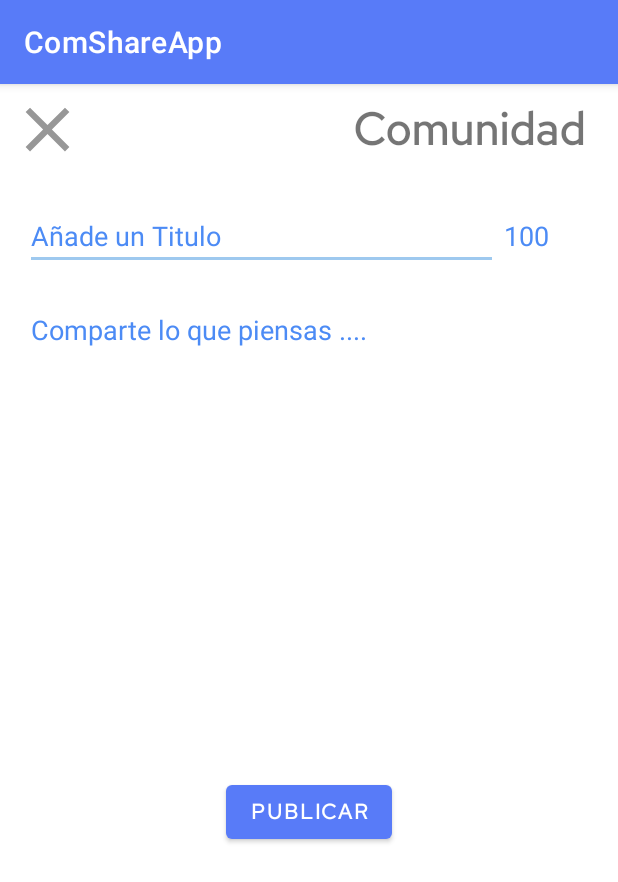
After one commit to andresngm2010/ComShareApp, an Android app: the PantallaPublicar screen opened directly, with no data from a screen before it, on a phone screen of 412 x 824 dp. The commit adds this screen. Shown: the top 882 px of the screen. Run offline under Robolectric (Android 15) with nearby library versions, the phone set to English and light mode, and no system bars.

Commit message:
Pantalla para publicar.

```diff
--- a/app/src/main/AndroidManifest.xml
+++ b/app/src/main/AndroidManifest.xml
@@ -1,7 +1,7 @@
 <?xml version="1.0" encoding="utf-8"?>
 <manifest xmlns:android="http://schemas.android.com/apk/res/android"
     xmlns:tools="http://schemas.android.com/tools"
-    package="com.epngrupo1moviles.comshareapp" >
+    package="com.epngrupo1moviles.comshareapp">
 
     <application
         android:allowBackup="true"
@@ -12,8 +12,10 @@
         android:roundIcon="@mipmap/ic_launcher_round"
         android:supportsRtl="true"
         android:theme="@style/Theme.ComShareApp"
-        tools:targetApi="31" >
-
+        tools:targetApi="31">
+        <activity
+            android:name=".PantallaPublicar"
+            android:exported="false" />
         <activity
             android:name=".Registrar"
             android:exported="false" />
@@ -25,7 +27,7 @@
             android:exported="false" />
         <activity
             android:name=".MainActivity"
-            android:exported="true" >
+            android:exported="true">
             <intent-filter>
                 <action android:name="android.intent.action.MAIN" />
 
--- a/app/src/main/java/com/epngrupo1moviles/comshareapp/EjemploComunidad.kt
+++ b/app/src/main/java/com/epngrupo1moviles/comshareapp/EjemploComunidad.kt
@@ -5,6 +5,7 @@ import androidx.appcompat.app.AppCompatActivity
 import android.os.Bundle
 import android.widget.Button
 import android.widget.ImageButton
+import com.google.android.material.floatingactionbutton.FloatingActionButton
 
 class EjemploComunidad : AppCompatActivity() {
     override fun onCreate(savedInstanceState: Bundle?) {
@@ -15,5 +16,11 @@ class EjemploComunidad : AppCompatActivity() {
         buttonBack.setOnClickListener {
             finish()
         }
+
+        val buttonPublicar = findViewById<FloatingActionButton>(R.id.fabBtnNuevaPubli)
+        buttonPublicar.setOnClickListener {
+            val prIntent : Intent = Intent(this,PantallaPublicar::class.java)
+            startActivity(prIntent)
+        }
     }
 }
--- /dev/null
+++ b/app/src/main/java/com/epngrupo1moviles/comshareapp/PantallaPublicar.kt
@@ -0,0 +1,24 @@
+package com.epngrupo1moviles.comshareapp
+
+import android.content.Intent
+import androidx.appcompat.app.AppCompatActivity
+import android.os.Bundle
+import android.widget.Button
+import android.widget.ImageButton
+
+class PantallaPublicar : AppCompatActivity() {
+    override fun onCreate(savedInstanceState: Bundle?) {
+        super.onCreate(savedInstanceState)
+        setContentView(R.layout.activity_pantalla_publicar)
+
+        val buttonClose = findViewById<ImageButton>(R.id.imageButtonCerrar)
+        buttonClose.setOnClickListener {
+            finish()
+        }
+
+        val buttonPublicar = findViewById<Button>(R.id.btnPublicar)
+        buttonPublicar.setOnClickListener {
+            finish()
+        }
+    }
+}
--- /dev/null
+++ b/app/src/main/res/drawable/ic_baseline_close_24.xml
@@ -0,0 +1,5 @@
+<vector android:height="50dp" android:tint="#979797"
+    android:viewportHeight="24" android:viewportWidth="24"
+    android:width="50dp" xmlns:android="http://schemas.android.com/apk/res/android">
+    <path android:fillColor="@android:color/white" android:pathData="M19,6.41L17.59,5 12,10.59 6.41,5 5,6.41 10.59,12 5,17.59 6.41,19 12,13.41 17.59,19 19,17.59 13.41,12z"/>
+</vector>
--- a/app/src/main/res/layout/activity_ejemplo_comunidad.xml
+++ b/app/src/main/res/layout/activity_ejemplo_comunidad.xml
@@ -8,7 +8,7 @@
     tools:context=".EjemploComunidad">
 
     <com.google.android.material.floatingactionbutton.FloatingActionButton
-        android:id="@+id/floatingActionButton2"
+        android:id="@+id/fabBtnNuevaPubli"
         android:layout_width="wrap_content"
         android:layout_height="wrap_content"
         android:layout_marginEnd="30dp"
--- /dev/null
+++ b/app/src/main/res/layout/activity_pantalla_publicar.xml
@@ -0,0 +1,112 @@
+<?xml version="1.0" encoding="utf-8"?>
+<androidx.constraintlayout.widget.ConstraintLayout xmlns:android="http://schemas.android.com/apk/res/android"
+    xmlns:app="http://schemas.android.com/apk/res-auto"
+    xmlns:tools="http://schemas.android.com/tools"
+    android:layout_width="match_parent"
+    android:layout_height="match_parent"
+    tools:context=".PantallaPublicar">
+
+    <androidx.constraintlayout.widget.ConstraintLayout
+        android:id="@+id/constraintLayout7"
+        android:layout_width="409dp"
+        android:layout_height="60dp"
+        app:layout_constraintEnd_toEndOf="parent"
+        app:layout_constraintStart_toStartOf="parent"
+        app:layout_constraintTop_toTopOf="parent">
+
+        <ImageButton
+            android:id="@+id/imageButtonCerrar"
+            android:layout_width="60dp"
+            android:layout_height="60dp"
+            android:background="#ffffff"
+            app:layout_constraintStart_toStartOf="parent"
+            app:layout_constraintTop_toTopOf="parent"
+            app:srcCompat="@drawable/ic_baseline_close_24" />
+
+        <TextView
+            android:id="@+id/textView13"
+            android:layout_width="wrap_content"
+            android:layout_height="60dp"
+            android:layout_marginEnd="20dp"
+            android:fontFamily="@font/red_hat_text"
+            android:gravity="center"
+            android:text="@string/txtViewComunidad"
+            android:textSize="30sp"
+            android:textStyle="bold"
+            app:layout_constraintBottom_toBottomOf="parent"
+            app:layout_constraintEnd_toEndOf="parent"
+            app:layout_constraintTop_toTopOf="parent" />
+    </androidx.constraintlayout.widget.ConstraintLayout>
+
+    <androidx.constraintlayout.widget.ConstraintLayout
+        android:id="@+id/constraintLayout8"
+        android:layout_width="389dp"
+        android:layout_height="80dp"
+        android:layout_marginTop="1dp"
+        android:layout_marginEnd="20dp"
+        app:layout_constraintEnd_toEndOf="parent"
+        app:layout_constraintStart_toStartOf="parent"
+        app:layout_constraintTop_toBottomOf="@+id/constraintLayout7">
+
+        <EditText
+            android:id="@+id/editTextTextPersonName"
+            android:layout_width="315dp"
+            android:layout_height="wrap_content"
+            android:layout_marginStart="15dp"
+            android:ems="10"
+            android:hint="@string/txtViewAñadeTitulo"
+            android:inputType="textPersonName"
+            android:textColor="#4C8BF5"
+            android:textColorHint="#4C8BF5"
+            android:theme="@style/CampoTextoAzul"
+            app:layout_constraintBottom_toBottomOf="parent"
+            app:layout_constraintStart_toStartOf="parent"
+            app:layout_constraintTop_toTopOf="parent" />
+
+        <EditText
+            android:id="@+id/editTextTextPersonName2"
+            android:layout_width="59dp"
+            android:layout_height="wrap_content"
+            android:editable="false"
+            android:ems="10"
+            android:enabled="false"
+            android:inputType="textPersonName"
+            android:text="100"
+            android:textColor="#4C8BF5"
+            android:theme="@style/CampoTextoMoEditable"
+            app:layout_constraintBottom_toBottomOf="parent"
+            app:layout_constraintEnd_toEndOf="parent"
+            app:layout_constraintStart_toEndOf="@+id/editTextTextPersonName"
+            app:layout_constraintTop_toTopOf="parent"
+            tools:inputType="none" />
+    </androidx.constraintlayout.widget.ConstraintLayout>
+
+    <EditText
+        android:id="@+id/editTextTextPersonName3"
+        android:layout_width="374dp"
+        android:layout_height="300dp"
+        android:layout_marginStart="15dp"
+        android:layout_marginEnd="20dp"
+        android:ems="10"
+        android:gravity="top"
+        android:hint="@string/yxyViewPiensas"
+        android:inputType="textPersonName"
+        android:textColor="#587BF8"
+        android:textColorHint="#4C8BF5"
+        android:theme="@style/CampoTextoGrande"
+        app:layout_constraintEnd_toEndOf="parent"
+        app:layout_constraintStart_toStartOf="parent"
+        app:layout_constraintTop_toBottomOf="@+id/constraintLayout8" />
+
+    <Button
+        android:id="@+id/btnPublicar"
+        android:layout_width="wrap_content"
+        android:layout_height="wrap_content"
+        android:layout_marginTop="20dp"
+        android:fontFamily="@font/red_hat_text"
+        android:text="@string/btnPublicar"
+        android:textStyle="bold"
+        app:layout_constraintEnd_toEndOf="parent"
+        app:layout_constraintStart_toStartOf="parent"
+        app:layout_constraintTop_toBottomOf="@+id/editTextTextPersonName3" />
+</androidx.constraintlayout.widget.ConstraintLayout>
--- a/app/src/main/res/values/strings.xml
+++ b/app/src/main/res/values/strings.xml
@@ -32,4 +32,8 @@
 
     <string name="hello_first_fragment">Hello first fragment</string>
     <string name="hello_second_fragment">Hello second fragment. Arg: %1$s</string>
+    <string name="txtViewComunidad">Comunidad</string>
+    <string name="txtViewAñadeTitulo">Añade un Titulo</string>
+    <string name="yxyViewPiensas">Comparte lo que piensas ....</string>
+    <string name="btnPublicar">Publicar</string>
 </resources>
--- a/app/src/main/res/values/styles.xml
+++ b/app/src/main/res/values/styles.xml
@@ -6,4 +6,16 @@
         <item name="android:textColorHighlight">#B0DCEA</item>
     </style>
 
+    <style name="CampoTextoMoEditable" parent="Theme.AppCompat.Light">
+        <item name="colorControlNormal">#FFFFFF</item>
+        <item name="colorControlActivated">#FFFFFF</item>
+        <item name="android:textColorHighlight">#FFFFFF</item>
+    </style>
+
+    <style name="CampoTextoGrande" parent="Theme.AppCompat.Light">
+        <item name="colorControlNormal">#FFFFFF</item>
+        <item name="colorControlActivated">#9EC9EF</item>
+        <item name="android:textColorHighlight">#B0DCEA</item>
+    </style>
+
 </resources>
```
